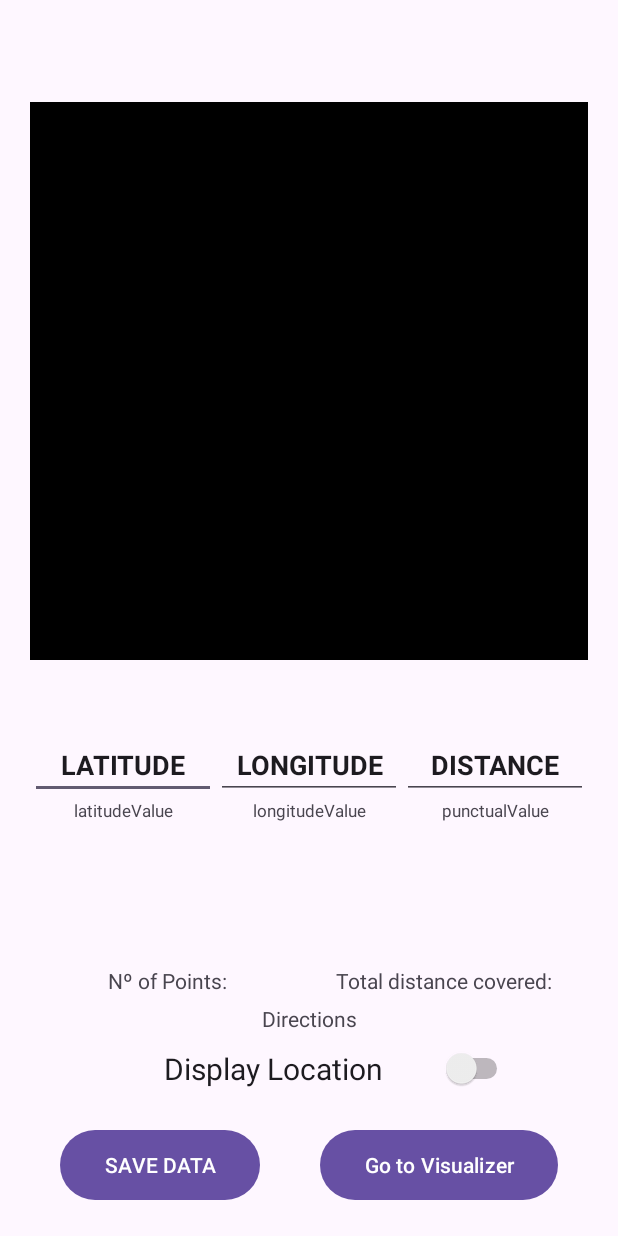
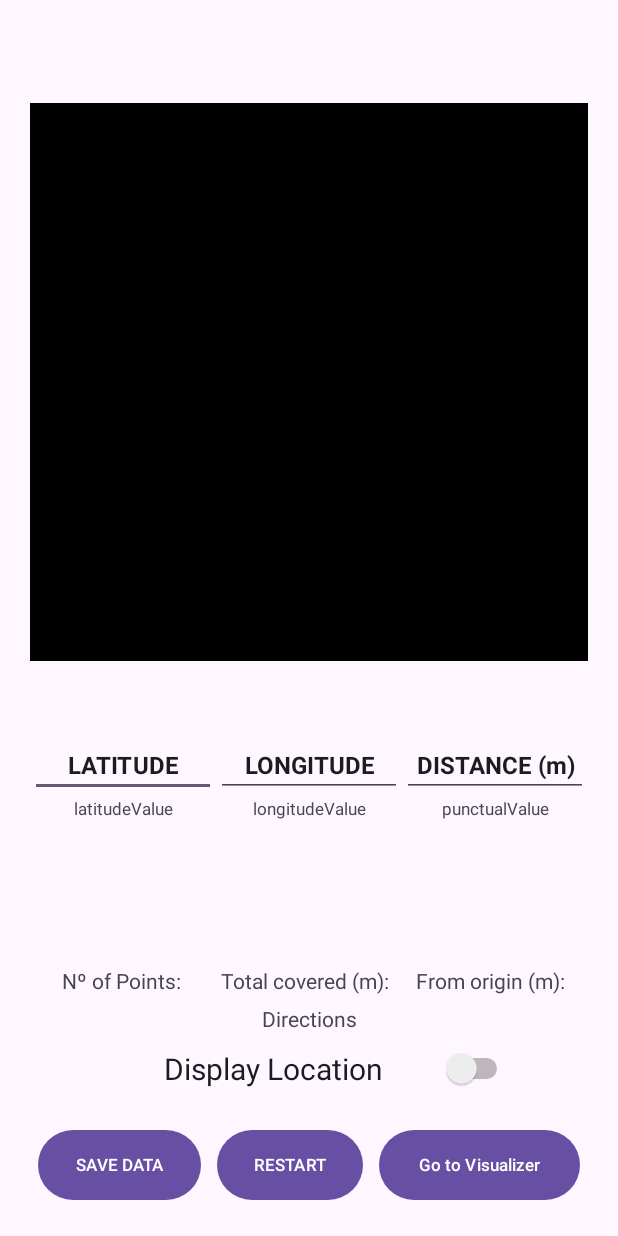
Before and after one commit to DRBondyaleJuez/LocationTrayectoryDrawing, an Android app: the screen it shows after launch (MainActivity), on a phone screen of 412 x 824 dp. Run offline under Robolectric (Android 15) with nearby library versions, the phone set to English and light mode, and no system bars.

Commit message:
Added a line of code to make the app remain fixed in portrait mode. Added a restart button so the tracking can be restarted. This restart implied clearing all lists of data in the controller and making every component of the view display information accordingly

```diff
--- a/app/src/main/java/com/locationtrayectorydrawing/MainActivity.java
+++ b/app/src/main/java/com/locationtrayectorydrawing/MainActivity.java
@@ -2,6 +2,7 @@ package com.locationtrayectorydrawing;
 
 import androidx.appcompat.app.AppCompatActivity;
 
+import android.content.pm.ActivityInfo;
 import android.os.Bundle;
 
 import viewController.MainViewController;
@@ -12,6 +13,7 @@ public class MainActivity extends AppCompatActivity {
     @Override
     protected void onCreate(Bundle savedInstanceState) {
         super.onCreate(savedInstanceState);
+        setRequestedOrientation(ActivityInfo.SCREEN_ORIENTATION_PORTRAIT);
         setContentView(R.layout.activity_main);
         new MainViewController(this);
     }
--- a/app/src/main/java/viewController/MainViewController.java
+++ b/app/src/main/java/viewController/MainViewController.java
@@ -34,6 +34,7 @@ public class MainViewController implements MainControllerObserver {
     private TextView directionsTextView;
     private final Button saveDataButton;
     private final Button goToVisualizerButton;
+    private final Button restartButton;
     private final Switch continuousLocationSwitch;
     private final ImageView trajectoryImageView;
 
@@ -58,7 +59,10 @@ public class MainViewController implements MainControllerObserver {
         saveDataButton.setOnClickListener(setOnClickSaveData());
         goToVisualizerButton = activity.findViewById(R.id.goToVisualizerButton);
         goToVisualizerButton.setOnClickListener(setOnClickChangeView());
+        restartButton = activity.findViewById(R.id.restartButton);
+        restartButton.setOnClickListener(setOnClickRestart());
         trajectoryImageView = activity.findViewById(R.id.trajectoryImageView);
+
 
         //Building the controller
         LocationController locationController = new LocationController(activity);
@@ -70,6 +74,28 @@ public class MainViewController implements MainControllerObserver {
 
         controller.addObservers(this);
 
+    }
+
+    private View.OnClickListener setOnClickRestart() {
+        return new View.OnClickListener() {
+            @Override
+            public void onClick(View v) {
+
+                continuousLocationSwitch.setChecked(false);
+                continuousLocationSwitchChange();
+
+                trajectoryImageView.setImageBitmap(trajectoryDrawingViewController.drawEmptyBlackSquare());
+
+                controller.restart();
+                directionsTextView.setText("directions");
+                latitudeTextView.setText("latitudeValues");
+                longitudeTextView.setText("longitudeValues");
+                punctualDistanceTextView.setText("distanceValues");
+                distanceFromOriginTextView.setText("From origin (m): 0.0");
+                totalDistanceTextView.setText(" Total covered (m): 0.0");
+                numberOfPointsTextView.setText("Nº of Points: \n 0");
+            }
+        };
     }
 
     private View.OnClickListener setOnClickChangeView() {
@@ -148,7 +174,7 @@ public class MainViewController implements MainControllerObserver {
 
     @Override
     public void setNumberOfPoints(int numberOfPoints) {
-        numberOfPointsTextView.setText("Nº of Points: " + numberOfPoints);
+        numberOfPointsTextView.setText("Nº of Points: \n" + numberOfPoints);
     }
 
     @Override
--- a/app/src/main/res/layout/activity_main.xml
+++ b/app/src/main/res/layout/activity_main.xml
@@ -43,6 +43,7 @@
                 android:layout_height="wrap_content"
                 android:layout_weight="0.05"
                 android:ems="10"
+                android:textSize="16dp"
                 android:inputType="textPersonName"
                 android:text="LATITUDE"
                 android:textAlignment="center"
@@ -74,6 +75,7 @@
                 android:layout_height="wrap_content"
                 android:layout_weight="0.05"
                 android:ems="10"
+                android:textSize="16dp"
                 android:inputType="textPersonName"
                 android:text="LONGITUDE"
                 android:textAlignment="center"
@@ -105,8 +107,9 @@
                 android:layout_height="wrap_content"
                 android:layout_weight="0.05"
                 android:ems="10"
+                android:textSize="16dp"
                 android:inputType="textPersonName"
-                android:text="DISTANCE"
+                android:text="DISTANCE (m)"
                 android:textAlignment="center"
                 android:textStyle="bold" />
 
@@ -144,7 +147,16 @@
             android:layout_width="match_parent"
             android:layout_height="wrap_content"
             android:layout_weight="0.02"
-            android:text="Total distance covered:  "
+            android:text="Total covered (m):  "
+            android:textAlignment="center"
+            />
+
+        <TextView
+            android:id="@+id/distanceFromOriginTextView"
+            android:layout_width="match_parent"
+            android:layout_height="wrap_content"
+            android:layout_weight="0.02"
+            android:text="From origin (m):  "
             android:textAlignment="center"
             />
 
@@ -186,18 +198,30 @@
             android:layout_width="wrap_content"
             android:layout_height="match_parent"
             android:text="SAVE DATA"
-            android:layout_weight="0.5"
-            android:layout_marginLeft="20dp"
-            android:layout_marginRight="20dp"/>
+            android:textSize="11dp"
+            android:layout_weight="0.25"
+            android:layout_marginLeft="5dp"
+            android:layout_marginRight="5dp"/>
+
+        <Button
+            android:id="@+id/restartButton"
+            android:layout_width="wrap_content"
+            android:layout_height="match_parent"
+            android:text="RESTART"
+            android:textSize="11dp"
+            android:layout_weight="0.1"
+            android:layout_marginLeft="5dp"
+            android:layout_marginRight="5dp"/>
 
         <Button
             android:id="@+id/goToVisualizerButton"
             android:layout_width="wrap_content"
             android:layout_height="match_parent"
             android:text="Go to Visualizer"
+            android:textSize="11dp"
             android:layout_weight="0.5"
-            android:layout_marginLeft="20dp"
-            android:layout_marginRight="20dp"/>
+            android:layout_marginLeft="5dp"
+            android:layout_marginRight="5dp"/>
 
 
     </LinearLayout>
```
Also changed, not shown: app/src/main/java/controller/MainController.java (+13 -0 lines).
